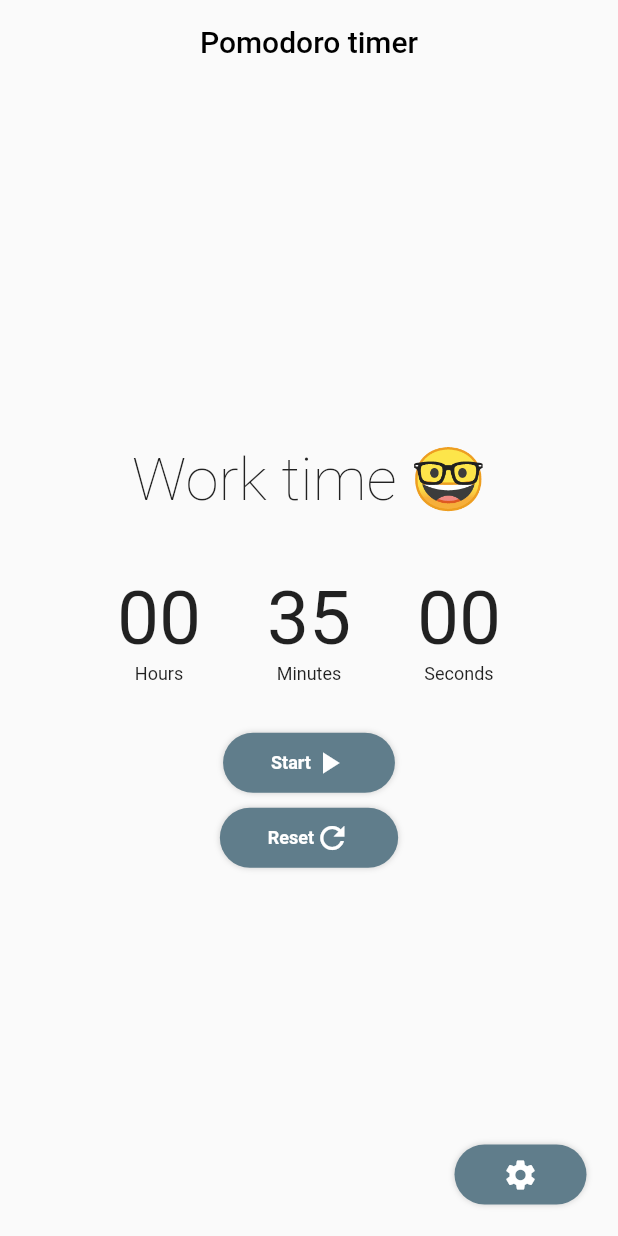
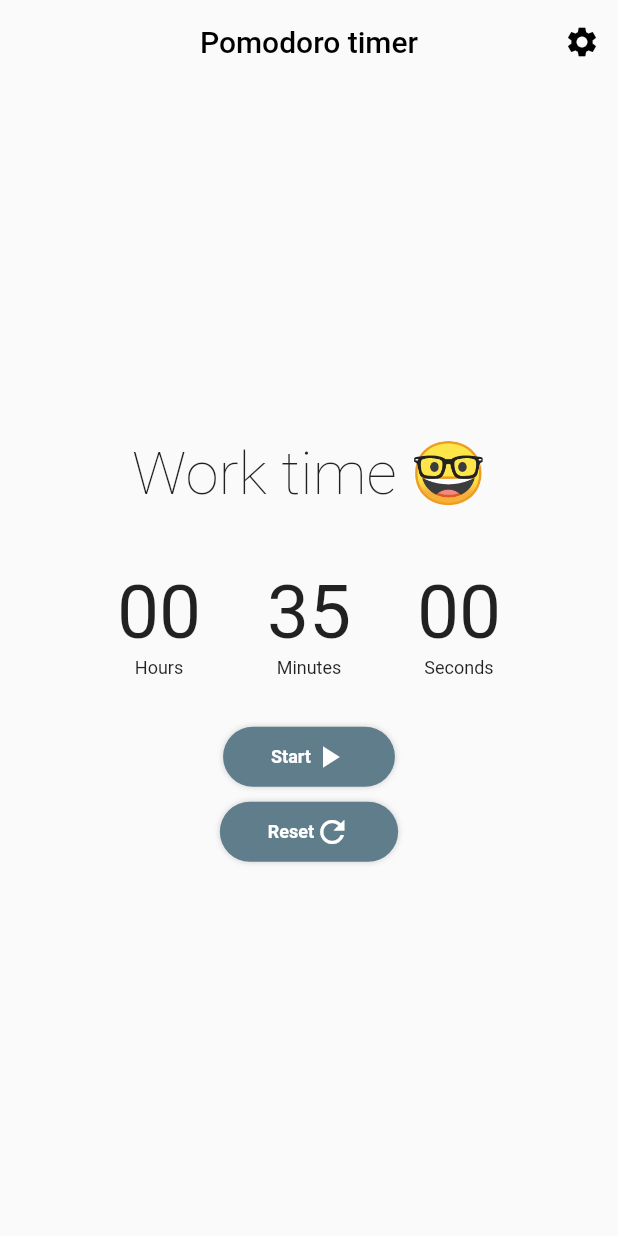
Before and after one commit to cchampou/pomodoro, a Flutter app: the screen it shows after launch, on a phone screen of 412 x 824 dp. Run offline on Flutter 3.47's test engine with Material 2 defaults, Android fonts, the light colour scheme and no system bars; our stand-ins replace firebase_core, flutter_local_notifications; accounts and stored records are empty.

Commit message:
feat: support dark mode

```diff
--- a/lib/main.dart
+++ b/lib/main.dart
@@ -32,12 +32,19 @@ class MyApp extends StatelessWidget {
 
   @override
   Widget build(BuildContext context) {
-    return MaterialApp(
-      theme: ThemeData(
-          primaryColor: Colors.white,
-          colorScheme: ColorScheme.fromSwatch(primarySwatch: Colors.blueGrey)),
-      home: const MyHomePage(),
-    );
+    return Consumer<Settings>(builder: (context, settings, _) {
+      return MaterialApp(
+        theme: ThemeData(
+            primaryColor: Colors.white,
+            colorScheme: ColorScheme.fromSwatch(
+                primarySwatch: Colors.blueGrey, brightness: Brightness.light)),
+        darkTheme: ThemeData(
+            primaryColor: Colors.white,
+            colorScheme: ColorScheme.fromSwatch(
+                primarySwatch: Colors.blueGrey, brightness: Brightness.dark)),
+        home: const MyHomePage(),
+      );
+    });
   }
 }
 
@@ -141,7 +148,17 @@ class _MyHomePageState extends State<MyHomePage> {
         centerTitle: true,
         backgroundColor: Colors.transparent,
         elevation: 0,
-        foregroundColor: Colors.black,
+        foregroundColor: Theme.of(context).colorScheme.onSurface,
+        actions: [
+          IconButton(
+              icon: const Icon(Icons.settings),
+              onPressed: () {
+                Navigator.push(
+                  context,
+                  MaterialPageRoute(builder: (context) => const SettingsPage()),
+                );
+              }),
+        ],
       ),
       body: Center(
           child: Column(
@@ -178,6 +195,9 @@ class _MyHomePageState extends State<MyHomePage> {
                     ),
                   ],
                 )),
+            Container(
+              height: 8,
+            ),
             Consumer<Settings>(builder: (context, settings, _) {
               if (settings.settingsChanged) {
                 return const Text('You change the settings, reset to apply',
@@ -189,15 +209,6 @@ class _MyHomePageState extends State<MyHomePage> {
               return Container();
             }),
           ])),
-      floatingActionButton: Button(
-        onPressed: () {
-          Navigator.push(
-            context,
-            MaterialPageRoute(builder: (context) => const SettingsPage()),
-          );
-        },
-        child: const Icon(Icons.settings, color: Colors.white),
-      ),
     );
   }
 }
--- a/lib/settings/settings_page.dart
+++ b/lib/settings/settings_page.dart
@@ -15,7 +15,7 @@ class SettingsPage extends StatelessWidget {
         centerTitle: true,
         backgroundColor: Colors.transparent,
         elevation: 0,
-        foregroundColor: Colors.black,
+        foregroundColor: Theme.of(context).colorScheme.onSurface,
       ),
       body: Consumer<Settings>(
         builder: (context, settings, child) => Column(
```
